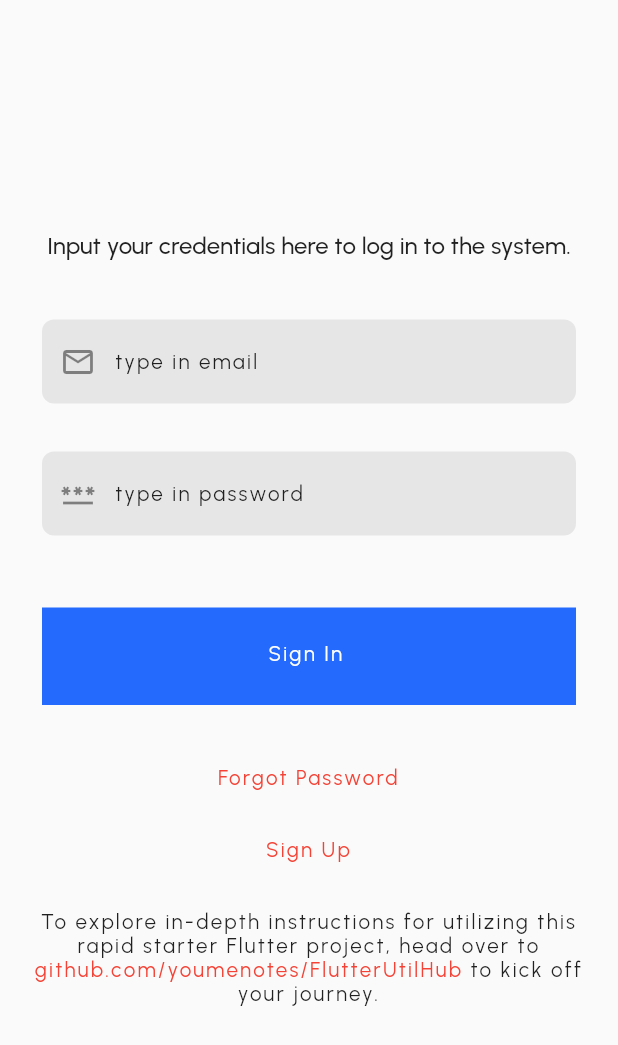
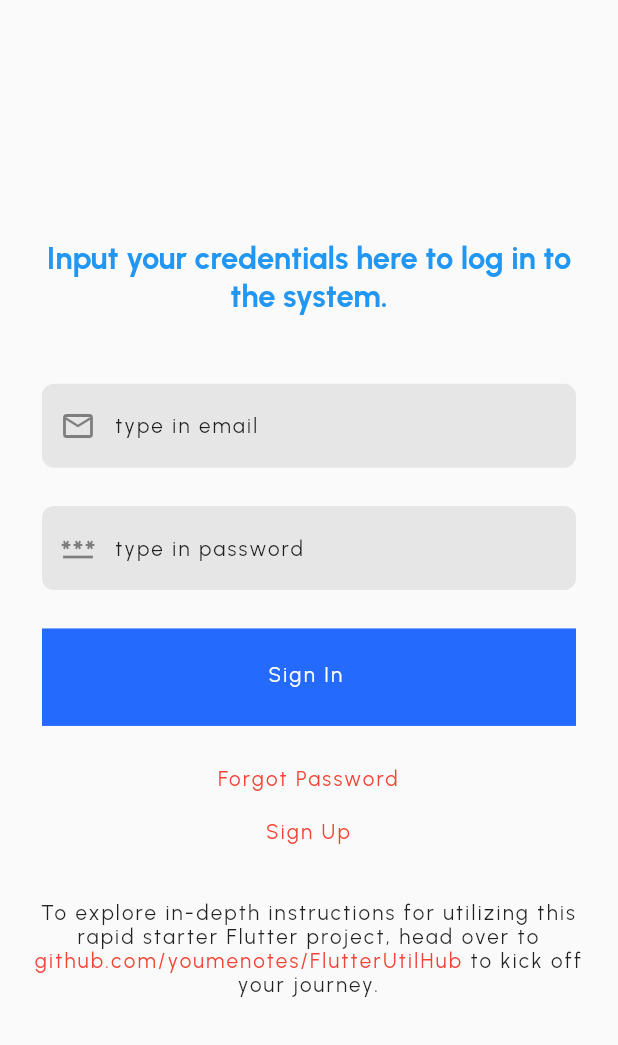
Before and after one commit to midhunarmid/flutter_util_hub, a Flutter app: the screen it shows after launch, on a phone screen of 412 x 824 dp. Shown: the top 1045 px of the screen. Run offline on Flutter 3.47's test engine with Material 2 defaults, Android fonts, the phone set to English and light mode, and no system bars; drawn by our look-alikes of flutter_linkify; our stand-ins replace awesome_dialog, flutter_bloc, flutter_screenutil, get_it, go_router, google_fonts and 4 more.

Commit message:
Updated font design and adjusted UI

```diff
--- a/lib/core/presentation/pages/signin_screen.dart
+++ b/lib/core/presentation/pages/signin_screen.dart
@@ -1,5 +1,6 @@
 import 'package:flutter/gestures.dart';
 import 'package:flutter/material.dart';
+import 'package:flutter_screenutil/flutter_screenutil.dart';
 import 'package:flutter_util_hub/core/presentation/blocs/auth/authentication_bloc.dart';
 import 'package:flutter_util_hub/core/presentation/utils/constants.dart';
 import 'package:flutter_util_hub/core/presentation/utils/message_generator.dart';
@@ -96,7 +97,7 @@ class _SigninScreenState extends State<SigninScreen> {
       },
       child: BlocBuilder<AuthenticationBloc, AuthenticationState>(
           bloc: _bloc,
-          builder: (context, state) {
+          builder: (ctx, state) {
             return Scaffold(
               body: Center(
                 child: Container(
@@ -108,16 +109,16 @@ class _SigninScreenState extends State<SigninScreen> {
                       crossAxisAlignment: CrossAxisAlignment.stretch,
                       mainAxisAlignment: MainAxisAlignment.start,
                       children: [
-                        const SizedBox(height: 32),
+                        SizedBox(height: 32.h),
                         Text(
                           MessageGenerator.getMessage("auth-welcome"),
                           textAlign: TextAlign.center,
                           style: Theme.of(context)
                               .textTheme
-                              .labelMedium
-                              ?.copyWith(),
+                              .headlineSmall
+                              ?.copyWith(color: Colors.blue),
                         ),
-                        const SizedBox(height: 32),
+                        SizedBox(height: 32.h),
                         Padding(
                           padding: const EdgeInsets.all(8.0),
                           child: TextField(
@@ -148,8 +149,8 @@ class _SigninScreenState extends State<SigninScreen> {
                             ),
                           ),
                         ),
-                        const SizedBox(
-                          height: 16,
+                        SizedBox(
+                          height: 8.h,
                         ),
                         Padding(
                           padding: const EdgeInsets.all(8.0),
@@ -184,8 +185,8 @@ class _SigninScreenState extends State<SigninScreen> {
                             ),
                           ),
                         ),
-                        const SizedBox(
-                          height: 32,
+                        SizedBox(
+                          height: 8.h,
                         ),
                         Padding(
                           padding: const EdgeInsets.all(8.0),
@@ -200,7 +201,7 @@ class _SigninScreenState extends State<SigninScreen> {
                             },
                           ),
                         ),
-                        const SizedBox(height: 32),
+                        SizedBox(height: 16.h),
                         RichText(
                           textAlign: TextAlign.center,
                           text: TextSpan(
@@ -223,7 +224,7 @@ class _SigninScreenState extends State<SigninScreen> {
                             ],
                           ),
                         ),
-                        const SizedBox(height: 32),
+                        SizedBox(height: 16.h),
                         RichText(
                           textAlign: TextAlign.center,
                           text: TextSpan(
@@ -245,7 +246,7 @@ class _SigninScreenState extends State<SigninScreen> {
                             ],
                           ),
                         ),
-                        const SizedBox(height: 32),
+                        SizedBox(height: 32.h),
                         Linkify(
                           onOpen: (link) async {
                             if (!await launchUrl(Uri.parse(link.url))) {}
@@ -262,7 +263,7 @@ class _SigninScreenState extends State<SigninScreen> {
                               .labelSmall
                               ?.copyWith(color: appColors.linkTextColor),
                         ),
-                        const SizedBox(height: 32),
+                        SizedBox(height: 32.h),
                       ],
                     ),
                   ),
--- a/lib/main.dart
+++ b/lib/main.dart
@@ -24,8 +24,9 @@ class MyApp extends StatelessWidget {
   Widget build(BuildContext context) {
     return ScreenUtilInit(
       designSize: const Size(360, 690),
-      minTextAdapt: true,
       splitScreenMode: true,
+      minTextAdapt: false,
+      fontSizeResolver: FontSizeResolvers.radius,
       builder: (context, child) {
         return MaterialApp.router(
           routerConfig: router,
```
